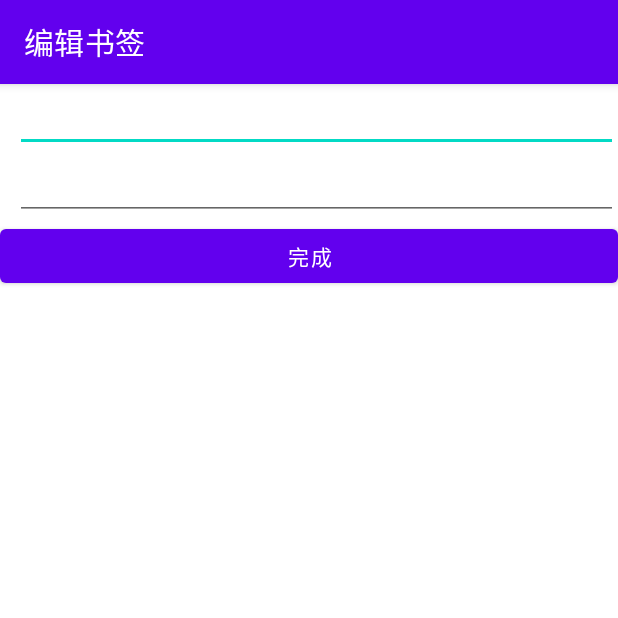
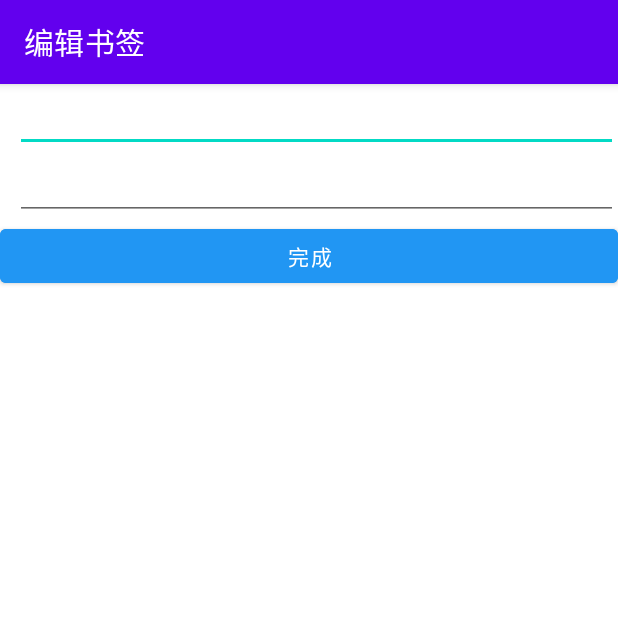
Before and after one commit to tivnantu/FireRabbit, an Android app: the BookmarkEditActivity screen opened directly, with no data from a screen before it, on a phone screen of 412 x 824 dp, the top half of it. Run offline under Robolectric (Android 15) with nearby library versions, the phone set to English and light mode, and no system bars.

Commit message:
UI图标导入与UI初步重做

```diff
--- a/app/src/main/res/layout/activity_bookmark.xml
+++ b/app/src/main/res/layout/activity_bookmark.xml
@@ -4,12 +4,13 @@
     xmlns:tools="http://schemas.android.com/tools"
     android:layout_width="match_parent"
     android:layout_height="match_parent"
+    android:backgroundTint="@color/white"
     tools:context=".view.BookmarkActivity">
 
 
     <androidx.recyclerview.widget.RecyclerView
         android:id="@+id/bookmark_recycler_view"
         android:layout_width="match_parent"
-        android:layout_height="match_parent"/>
+        android:layout_height="match_parent" />
 
 </androidx.constraintlayout.widget.ConstraintLayout>
--- a/app/src/main/res/layout/activity_bookmark_edit.xml
+++ b/app/src/main/res/layout/activity_bookmark_edit.xml
@@ -2,23 +2,27 @@
 <LinearLayout xmlns:android="http://schemas.android.com/apk/res/android"
     android:layout_width="match_parent"
     android:layout_height="match_parent"
+    android:backgroundTint="@color/white"
     android:orientation="vertical">
 
     <EditText
         android:id="@+id/bookmark_name"
-        android:text="name"
         android:layout_width="match_parent"
         android:layout_height="wrap_content"
-        android:layout_marginLeft="10dp"/>
+        android:layout_marginLeft="10dp"
+        android:text="书签名" />
+
     <EditText
         android:id="@+id/bookmark_url"
-        android:text="url"
         android:layout_width="match_parent"
         android:layout_height="wrap_content"
-        android:layout_marginLeft="10dp"/>
+        android:layout_marginLeft="10dp"
+        android:text="书签网址" />
+
     <Button
         android:id="@+id/confirm_button"
         android:layout_width="match_parent"
         android:layout_height="wrap_content"
-        android:text="完成"/>
+        android:backgroundTint="#2196F3"
+        android:text="完成" />
 </LinearLayout>
```
Also changed, not shown: app/src/main/res/layout/activity_main.xml (+24 -11 lines), app/src/main/res/layout/bookmark_item.xml (+7 -5 lines), app/src/main/res/drawable/addmark.png (added), app/src/main/res/drawable/back.png (added), app/src/main/res/drawable/bookmark.png (added), app/src/main/res/drawable/download.png (added), app/src/main/res/drawable/forward.png (added), app/src/main/res/drawable/history.png (added), app/src/main/res/drawable/invisible.png (added), app/src/main/res/drawable/invisible_cancel.png (added), app/src/main/res/drawable/less.png (added), app/src/main/res/drawable/main.png (added), app/src/main/res/drawable/more.png (added), app/src/main/res/drawable/nightmod.png (added), 4 more files.
